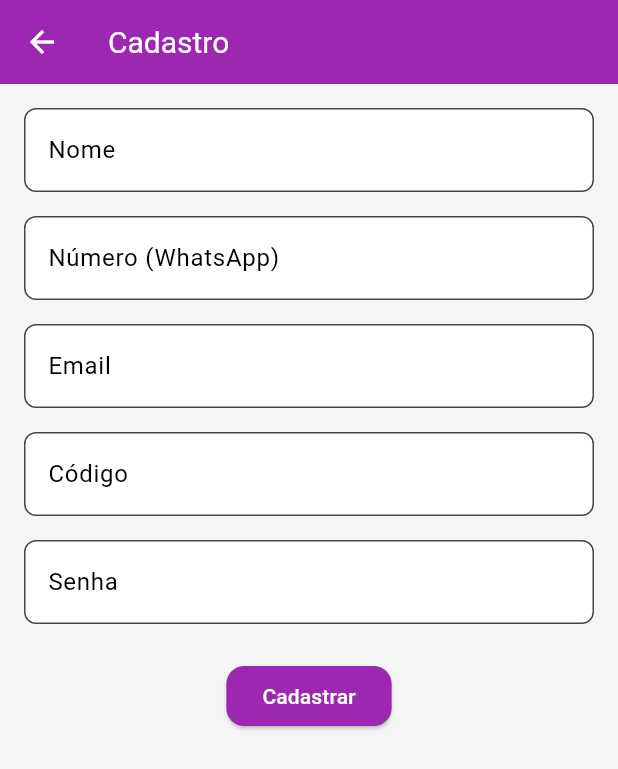
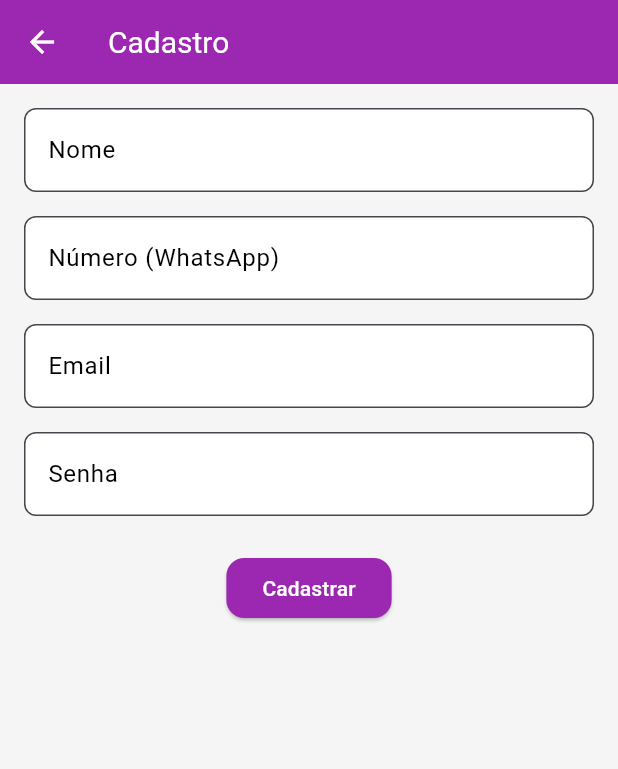
Before and after one commit to MorcegodeObra/Gestao_GFD-Back, a Flutter app: the screen it shows after launch, after a tap on "Não tem uma conta? Cadastre-se aqui", on a phone screen of 412 x 824 dp. Shown: the top 769 px of the screen. Run offline on Flutter 3.47's test engine with Material 3 defaults, Android fonts, the phone set to English and light mode, and no system bars; our stand-ins replace dio, drift, shared_preferences; accounts and stored records are empty; network calls fail.

Commit message:
Atualização back

```diff
--- a/frontend/lib/main.dart
+++ b/frontend/lib/main.dart
@@ -1,6 +1,7 @@
 import 'package:flutter/material.dart';
 import './presentation/pages/login.dart';
 import './presentation/pages/cadastro.dart';
+import "./presentation/pages/main_menu.dart";
 
 void main() {
   runApp(const MyApp());
@@ -50,6 +51,7 @@ class MyApp extends StatelessWidget {
       routes: {
         "/": (context) => const LoginPage(),
         "/cadastro": (context) => const CadastroPage(),
+        "/home": (context) => const MainMenu(),
       },
     );
   }
--- a/frontend/lib/presentation/pages/cadastro.dart
+++ b/frontend/lib/presentation/pages/cadastro.dart
@@ -14,7 +14,6 @@ class _CadastroPageState extends State<CadastroPage> {
   final TextEditingController nomeController = TextEditingController();
   final TextEditingController numeroController = TextEditingController();
   final TextEditingController emailController = TextEditingController();
-  final TextEditingController codigoController = TextEditingController();
   final TextEditingController senhaController = TextEditingController();
 
   bool isLoading = false;
@@ -27,8 +26,7 @@ class _CadastroPageState extends State<CadastroPage> {
         'userName': nomeController.text.trim(),
         'userNumber': numeroController.text.trim(),
         'userEmail': emailController.text.trim(),
-        'userCode': codigoController.text.trim(),
-        'password': senhaController.text.trim(),
+        'userCode': senhaController.text.trim(),
       });
 
       showDialog(
@@ -92,11 +90,6 @@ class _CadastroPageState extends State<CadastroPage> {
             ),
             const SizedBox(height: 16),
             TextField(
-              controller: codigoController,
-              decoration: const InputDecoration(labelText: 'Código'),
-            ),
-            const SizedBox(height: 16),
-            TextField(
               controller: senhaController,
               decoration: const InputDecoration(labelText: 'Senha'),
               obscureText: true,
--- a/frontend/lib/presentation/pages/login.dart
+++ b/frontend/lib/presentation/pages/login.dart
@@ -36,9 +36,7 @@ class _LoginPageState extends State<LoginPage> {
           actions: [
             TextButton(
               onPressed: () {
-                Navigator.of(context).pop();
-                // Aqui você pode navegar para a home, por exemplo:
-                // Navigator.pushReplacementNamed(context, '/home');
+                Navigator.pushReplacementNamed(context, '/home');
               },
               child: const Text('Ok'),
             ),
```
Also changed, not shown: 1 other file.
